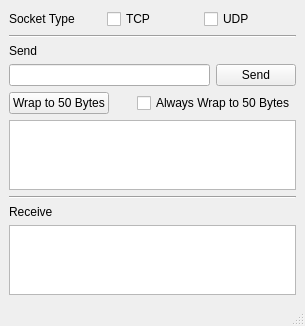
Qt form network_interface_debugger/main_window.ui (iamkevinzhao/ce30_debuggers) before a commit.
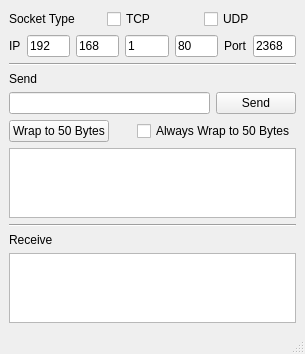
The same form after that commit.

Commit message: Adding ip port config

What changed in the file:
```diff
--- a/network_interface_debugger/main_window.ui
+++ b/network_interface_debugger/main_window.ui
@@ -7,7 +7,7 @@
     <x>0</x>
     <y>0</y>
     <width>305</width>
-    <height>279</height>
+    <height>281</height>
    </rect>
   </property>
   <property name="windowTitle">
@@ -15,66 +15,10 @@
   </property>
   <widget class="QWidget" name="centralwidget">
    <layout class="QGridLayout" name="gridLayout">
-    <item row="0" column="0">
-     <layout class="QHBoxLayout" name="horizontalLayout">
-      <item>
-       <widget class="QLabel" name="label">
-        <property name="text">
-         <string>Socket Type</string>
-        </property>
-       </widget>
-      </item>
-      <item>
-       <widget class="QCheckBox" name="TCPCheckBox">
-        <property name="text">
-         <string>TCP</string>
-        </property>
-       </widget>
-      </item>
-      <item>
-       <widget class="QCheckBox" name="UDPCheckBox">
-        <property name="text">
-         <string>UDP</string>
-        </property>
-       </widget>
-      </item>
-     </layout>
-    </item>
-    <item row="10" column="0">
-     <widget class="Line" name="line_2">
-      <property name="orientation">
-       <enum>Qt::Horizontal</enum>
-      </property>
-     </widget>
-    </item>
-    <item row="2" column="0">
-     <widget class="QLabel" name="label_2">
-      <property name="text">
-       <string>Send</string>
-      </property>
-     </widget>
-    </item>
-    <item row="8" column="0">
-     <widget class="QPlainTextEdit" name="SenderPlainTextEdit"/>
-    </item>
-    <item row="1" column="0">
-     <widget class="Line" name="line">
-      <property name="orientation">
-       <enum>Qt::Horizontal</enum>
-      </property>
-     </widget>
-    </item>
-    <item row="11" column="0">
-     <widget class="QLabel" name="label_3">
-      <property name="text">
-       <string>Receive</string>
-      </property>
-     </widget>
-    </item>
-    <item row="12" column="0">
-     <widget class="QPlainTextEdit" name="ReceiverPlainTextEdit"/>
-    </item>
     <item row="13" column="0">
+     <widget class="QPlainTextEdit" name="ReceiverPlainTextEdit"/>
+    </item>
+    <item row="14" column="0">
      <spacer name="verticalSpacer">
       <property name="orientation">
        <enum>Qt::Vertical</enum>
@@ -87,7 +31,14 @@
       </property>
      </spacer>
     </item>
-    <item row="3" column="0">
+    <item row="12" column="0">
+     <widget class="QLabel" name="label_3">
+      <property name="text">
+       <string>Receive</string>
+      </property>
+     </widget>
+    </item>
+    <item row="4" column="0">
      <layout class="QHBoxLayout" name="horizontalLayout_2">
       <item>
        <widget class="QLineEdit" name="SenderLineEdit"/>
@@ -101,7 +52,56 @@
       </item>
      </layout>
     </item>
-    <item row="4" column="0">
+    <item row="9" column="0">
+     <widget class="QPlainTextEdit" name="SenderPlainTextEdit"/>
+    </item>
+    <item row="2" column="0">
+     <widget class="Line" name="line">
+      <property name="orientation">
+       <enum>Qt::Horizontal</enum>
+      </property>
+     </widget>
+    </item>
+    <item row="0" column="0">
+     <layout class="QHBoxLayout" name="horizontalLayout">
+      <item>
+       <widget class="QLabel" name="label">
+        <property name="text">
+         <string>Socket Type</string>
+        </property>
+       </widget>
+      </item>
+      <item>
+       <widget class="QCheckBox" name="TCPCheckBox">
+        <property name="text">
+         <string>TCP</string>
+        </property>
+       </widget>
+      </item>
+      <item>
+       <widget class="QCheckBox" name="UDPCheckBox">
+        <property name="text">
+         <string>UDP</string>
+        </property>
+       </widget>
+      </item>
+     </layout>
+    </item>
+    <item row="11" column="0">
+     <widget class="Line" name="line_2">
+      <property name="orientation">
+       <enum>Qt::Horizontal</enum>
+      </property>
+     </widget>
+    </item>
+    <item row="3" column="0">
+     <widget class="QLabel" name="label_2">
+      <property name="text">
+       <string>Send</string>
+      </property>
+     </widget>
+    </item>
+    <item row="5" column="0">
      <layout class="QVBoxLayout" name="verticalLayout">
       <item>
        <layout class="QHBoxLayout" name="horizontalLayout_3">
@@ -136,6 +136,72 @@
       </item>
      </layout>
     </item>
+    <item row="1" column="0">
+     <layout class="QHBoxLayout" name="horizontalLayout_4">
+      <item>
+       <widget class="QLabel" name="label_4">
+        <property name="text">
+         <string>IP</string>
+        </property>
+       </widget>
+      </item>
+      <item>
+       <widget class="QLineEdit" name="IPLineEdit1">
+        <property name="text">
+         <string>192</string>
+        </property>
+       </widget>
+      </item>
+      <item>
+       <widget class="QLineEdit" name="IPLineEdit2">
+        <property name="text">
+         <string>168</string>
+        </property>
+       </widget>
+      </item>
+      <item>
+       <widget class="QLineEdit" name="IPLineEdit3">
+        <property name="text">
+         <string>1</string>
+        </property>
+       </widget>
+      </item>
+      <item>
+       <widget class="QLineEdit" name="IPLineEdit4">
+        <property name="text">
+         <string>80</string>
+        </property>
+       </widget>
+      </item>
+      <item>
+       <spacer name="horizontalSpacer_2">
+        <property name="orientation">
+         <enum>Qt::Horizontal</enum>
+        </property>
+        <property name="sizeHint" stdset="0">
+         <size>
+          <width>40</width>
+          <height>20</height>
+         </size>
+        </property>
+       </spacer>
+      </item>
+      <item>
+       <widget class="QLabel" name="label_5">
+        <property name="text">
+         <string>Port</string>
+        </property>
+       </widget>
+      </item>
+      <item>
+       <widget class="QLineEdit" name="PortLineEdit">
+        <property name="text">
+         <string>2368</string>
+        </property>
+       </widget>
+      </item>
+     </layout>
+    </item>
    </layout>
   </widget>
   <widget class="QMenuBar" name="menubar">
```
The commit also changes 5 other files.
